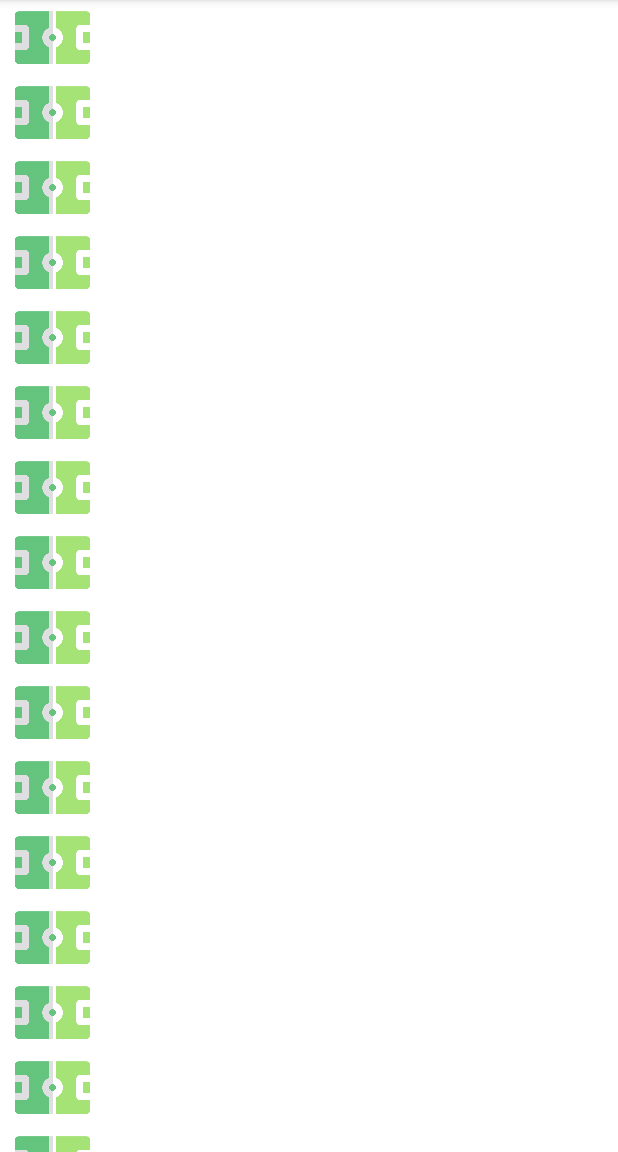
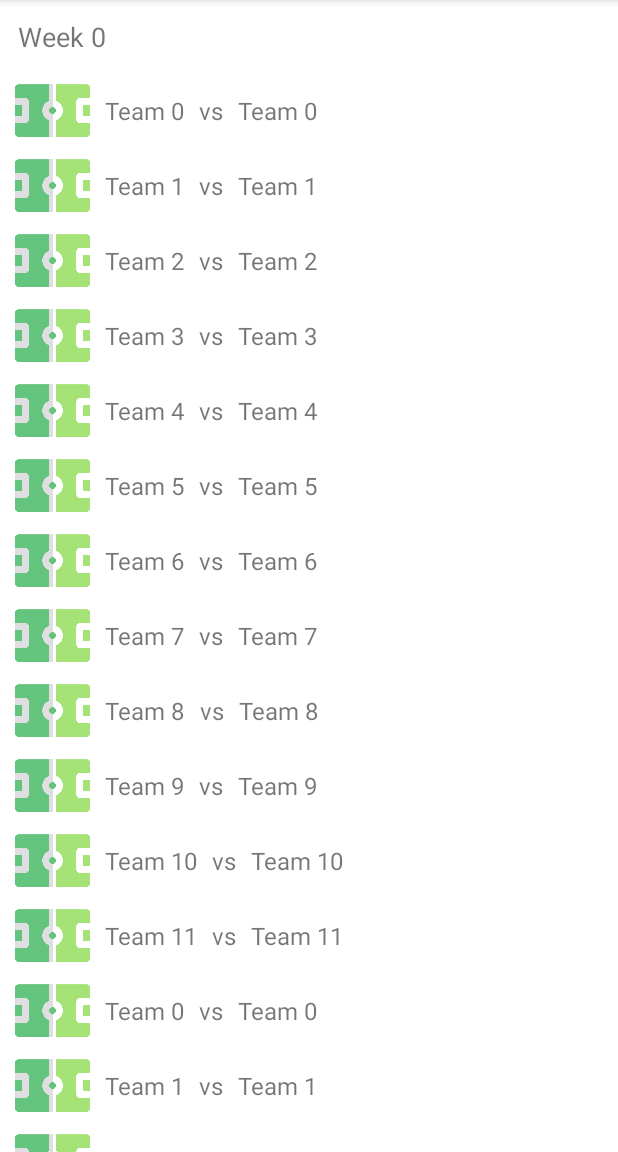
Before and after one commit to canyetismis/202105-HuaweiCaseStudy, an Android app: the FixtureActivity screen opened directly, with no data from a screen before it, on a phone screen of 412 x 824 dp, the part 84-1236 px from its top. Run offline under Robolectric (Android 15) with nearby library versions, the phone set to English and light mode, and no system bars.

Commit message:
Fixed up class and variable names, added titles for fixture weeks

```diff
--- a/app/src/main/java/com/canyetismis/football_app/model/FixtureList.java
+++ /dev/null
@@ -1,19 +0,0 @@
-package com.canyetismis.football_app.model;
-
-import java.util.List;
-
-public class FixtureList {
-    private List<Fixture> list;
-
-    public FixtureList(List<Fixture> list){
-        this.list = list;
-    }
-
-    public List<Fixture> getList() {
-        return list;
-    }
-
-    public void setList(List<Fixture> list) {
-        this.list = list;
-    }
-}
--- /dev/null
+++ b/app/src/main/java/com/canyetismis/football_app/model/FixtureWeek.java
@@ -0,0 +1,29 @@
+package com.canyetismis.football_app.model;
+
+import java.util.List;
+
+public class FixtureWeek {
+    private List<Match> matches;
+    private String weekTitle;
+
+    public FixtureWeek(List<Match> matches, String weekTitle){
+        this.matches = matches;
+        this.weekTitle = weekTitle;
+    }
+
+    public List<Match> getList() {
+        return matches;
+    }
+
+    public void setList(List<Match> list) {
+        this.matches = matches;
+    }
+
+    public String getWeekTitle() {
+        return weekTitle;
+    }
+
+    public void setWeekTitle(String weekTitle) {
+        this.weekTitle = weekTitle;
+    }
+}
--- a/app/src/main/java/com/canyetismis/football_app/model/Fixture.java
+++ b/app/src/main/java/com/canyetismis/football_app/model/Match.java
@@ -1,15 +1,13 @@
 package com.canyetismis.football_app.model;
 
-public class Fixture {
+public class Match {
     private String team1Name;
     private String team2Name;
 
-    public Fixture(String team1Name, String team2Name){
+    public Match(String team1Name, String team2Name){
         this.team1Name = team1Name;
         this.team2Name = team2Name;
     }
-
-    public Fixture(){}
 
     public String getTeam1Name(){
         return team1Name;
--- a/app/src/main/java/com/canyetismis/football_app/model/Team.java
+++ b/app/src/main/java/com/canyetismis/football_app/model/Team.java
@@ -7,8 +7,6 @@ public class Team {
         this.teamName = teamName;
     }
 
-    public Team(){}
-
     public String getTeamName(){
         return teamName;
     }
--- a/app/src/main/java/com/canyetismis/football_app/view/FixtureActivity.java
+++ b/app/src/main/java/com/canyetismis/football_app/view/FixtureActivity.java
@@ -1,22 +1,17 @@
 package com.canyetismis.football_app.view;
 
 import com.canyetismis.football_app.R;
-import com.canyetismis.football_app.model.Fixture;
-import com.canyetismis.football_app.model.FixtureList;
+import com.canyetismis.football_app.model.Match;
+import com.canyetismis.football_app.model.FixtureWeek;
 import com.canyetismis.football_app.model.Team;
 import com.canyetismis.football_app.viewmodel.TeamViewModel;
 
 import androidx.appcompat.app.AppCompatActivity;
-import androidx.lifecycle.Observer;
 import androidx.lifecycle.ViewModelProvider;
-import androidx.recyclerview.widget.LinearLayoutManager;
-import androidx.recyclerview.widget.RecyclerView;
 import androidx.viewpager2.widget.ViewPager2;
 
-import android.content.Intent;
 import android.os.Bundle;
 import android.util.Log;
-import android.view.View;
 
 import java.util.ArrayList;
 import java.util.List;
@@ -25,7 +20,7 @@ public class FixtureActivity extends AppCompatActivity {
     private static final String TAG = "FixtureActivity";
 
     private ViewPager2 pages;
-    private ViewPagerAdapter pageAdapter;
+    private ViewPagerAdapterFixture pageAdapter;
     private TeamViewModel mTeamViewModel;
     private List<Team> teamList = new ArrayList<>();
 
@@ -46,25 +41,26 @@ public class FixtureActivity extends AppCompatActivity {
     }
 
     private void initViewPager(){
-        pages = findViewById(R.id.pages);
-        pageAdapter = new ViewPagerAdapter(makePages());
+        pages = findViewById(R.id.fixture_pages);
+        pageAdapter = new ViewPagerAdapterFixture(makeFixture());
         pages.setAdapter(pageAdapter);
     }
 
-    private List<FixtureList> makePages(){
-        List<FixtureList> fixtureLists = new ArrayList<>();
+    private List<FixtureWeek> makeFixture(){
+        List<FixtureWeek> fixtureWeeks = new ArrayList<>();
         for (int i=0; i<3; i++){
-            fixtureLists.add(new FixtureList(makeFixtures()));
+            fixtureWeeks.add(new FixtureWeek(generateMatches(), "Week " + i));
+            Log.d(TAG, fixtureWeeks.get(i).getWeekTitle());
         }
-        return fixtureLists;
+        return fixtureWeeks;
     }
 
-    private List<Fixture> makeFixtures(){
-        List<Fixture> fixtures = new ArrayList<>();
+    private List<Match> generateMatches(){
+        List<Match> matches = new ArrayList<>();
         for(int i=0; i < teamList.size(); i++ ){
-            fixtures.add(new Fixture(teamList.get(i).getTeamName(), teamList.get(i).getTeamName()));
+            matches.add(new Match(teamList.get(i).getTeamName(), teamList.get(i).getTeamName()));
         }
-        return fixtures;
+        return matches;
     }
 
 }
--- a/app/src/main/java/com/canyetismis/football_app/view/RecyclerViewAdapterFixture.java
+++ b/app/src/main/java/com/canyetismis/football_app/view/RecyclerViewAdapterMatchList.java
@@ -12,38 +12,38 @@ import androidx.annotation.NonNull;
 import androidx.recyclerview.widget.RecyclerView;
 
 import com.canyetismis.football_app.R;
-import com.canyetismis.football_app.model.Fixture;
+import com.canyetismis.football_app.model.Match;
 
 import java.util.List;
 
-public class RecyclerViewAdapterFixture extends RecyclerView.Adapter<RecyclerViewAdapterFixture.ViewHolder> {
-    private static final String TAG = "RecyclerViewAdapterFixture";
+public class RecyclerViewAdapterMatchList extends RecyclerView.Adapter<RecyclerViewAdapterMatchList.ViewHolder> {
+    private static final String TAG = "RecyclerViewAdapterMatchList";
 
-    private final List<Fixture> fixtures;
+    private final List<Match> matches;
 
-    public RecyclerViewAdapterFixture(List<Fixture> fixtures ) {
-        this.fixtures = fixtures;
+    public RecyclerViewAdapterMatchList(List<Match> matches) {
+        this.matches = matches;
     }
 
     @NonNull
     @Override
-    public RecyclerViewAdapterFixture.ViewHolder onCreateViewHolder(@NonNull ViewGroup parent, int viewType) {
-        View view = LayoutInflater.from(parent.getContext()).inflate(R.layout.layout_listitem_fixture, parent, false);
+    public RecyclerViewAdapterMatchList.ViewHolder onCreateViewHolder(@NonNull ViewGroup parent, int viewType) {
+        View view = LayoutInflater.from(parent.getContext()).inflate(R.layout.layout_listitem_match, parent, false);
         return new ViewHolder(view);
     }
 
     @SuppressLint("LongLogTag")
     @Override
-    public void onBindViewHolder(@NonNull RecyclerViewAdapterFixture.ViewHolder holder, int position) {
+    public void onBindViewHolder(@NonNull RecyclerViewAdapterMatchList.ViewHolder holder, int position) {
         Log.d(TAG, "onBindViewHolder: called");
 
-        holder.team1Name.setText(fixtures.get(position).getTeam1Name());
-        holder.team2Name.setText(fixtures.get(position).getTeam2Name());
+        holder.team1Name.setText(matches.get(position).getTeam1Name());
+        holder.team2Name.setText(matches.get(position).getTeam2Name());
     }
 
     @Override
     public int getItemCount() {
-        return fixtures.size();
+        return matches.size();
     }
 
     public static class ViewHolder extends RecyclerView.ViewHolder{
@@ -55,7 +55,7 @@ public class RecyclerViewAdapterFixture extends RecyclerView.Adapter<RecyclerVie
             super(itemView);
             team1Name = itemView.findViewById(R.id.team_1);
             team2Name = itemView.findViewById(R.id.team_2);
-            parentLayout = itemView.findViewById(R.id.parent_layout_f);
+            parentLayout = itemView.findViewById(R.id.parent_layout_match);
         }
     }
 }
--- a/app/src/main/java/com/canyetismis/football_app/view/ViewPagerAdapter.java
+++ /dev/null
@@ -1,68 +0,0 @@
-package com.canyetismis.football_app.view;
-
-import android.util.Log;
-import android.view.LayoutInflater;
-import android.view.View;
-import android.view.ViewGroup;
-
-import androidx.annotation.NonNull;
-import androidx.recyclerview.widget.LinearLayoutManager;
-import androidx.recyclerview.widget.RecyclerView;
-
-import com.canyetismis.football_app.R;
-import com.canyetismis.football_app.model.FixtureList;
-
-import java.util.List;
-
-public class ViewPagerAdapter extends RecyclerView.Adapter<ViewPagerAdapter.ViewHolder> {
-    private static final String TAG = "ViewPagerAdapter";
-
-    private RecyclerView.RecycledViewPool viewPool = new RecyclerView.RecycledViewPool();
-    private final List<FixtureList> pages;
-
-    public ViewPagerAdapter(List<FixtureList> pages){
-        this.pages = pages;
-    }
-
-    @NonNull
-    @Override
-    public ViewHolder onCreateViewHolder(@NonNull ViewGroup parent, int viewType) {
-        View view = LayoutInflater.from(parent.getContext()).inflate(R.layout.fixture_list, parent, false);
-        return new ViewPagerAdapter.ViewHolder(view);
-    }
-
-    @Override
-    public void onBindViewHolder(@NonNull ViewHolder holder, int position) {
-        Log.d(TAG, "onBindViewHolder: called");
-
-        FixtureList fixtureList = pages.get(position);
-
-        LinearLayoutManager layoutManager = new LinearLayoutManager(
-                holder.fixtureList.getContext(),
-                LinearLayoutManager.VERTICAL,
-                false
-        );
-        layoutManager.setInitialPrefetchItemCount(fixtureList.getList().size());
-
-        RecyclerViewAdapterFixture fixtureAdapter = new RecyclerViewAdapterFixture(fixtureList.getList());
-
-        holder.fixtureList.setLayoutManager(layoutManager);
-        holder.fixtureList.setAdapter(fixtureAdapter);
-        holder.fixtureList.setRecycledViewPool(viewPool);
-    }
-
-    @Override
-    public int getItemCount() {
-        return pages.size();
-    }
-
-    public  class ViewHolder extends RecyclerView.ViewHolder{
-        RecyclerView fixtureList;
-
-        public ViewHolder(@NonNull View itemView) {
-            super(itemView);
-            fixtureList = itemView.findViewById(R.id.list);
-
-        }
-    }
-}
--- /dev/null
+++ b/app/src/main/java/com/canyetismis/football_app/view/ViewPagerAdapterFixture.java
@@ -0,0 +1,68 @@
+package com.canyetismis.football_app.view;
+
+import android.util.Log;
+import android.view.LayoutInflater;
+import android.view.View;
+import android.view.ViewGroup;
+import android.widget.TextView;
+
+import androidx.annotation.NonNull;
+import androidx.recyclerview.widget.LinearLayoutManager;
+import androidx.recyclerview.widget.RecyclerView;
+
+import com.canyetismis.football_app.R;
+import com.canyetismis.football_app.model.FixtureWeek;
+
+import java.util.List;
+
+public class ViewPagerAdapterFixture extends RecyclerView.Adapter<ViewPagerAdapterFixture.ViewHolder> {
+    private static final String TAG = "ViewPagerAdapterFixture";
+
+    private RecyclerView.RecycledViewPool viewPool = new RecyclerView.RecycledViewPool();
+    private final List<FixtureWeek> pages;
+
+    public ViewPagerAdapterFixture(List<FixtureWeek> pages){
+        this.pages = pages;
+    }
+
+    @NonNull
+    @Override
+    public ViewHolder onCreateViewHolder(@NonNull ViewGroup parent, int viewType) {
+        View view = LayoutInflater.from(parent.getContext()).inflate(R.layout.match_list, parent, false);
+        return new ViewPagerAdapterFixture.ViewHolder(view);
+    }
+
+    @Override
+    public void onBindViewHolder(@NonNull ViewHolder holder, int position) {
+        Log.d(TAG, "onBindViewHolder: called");
+
+        FixtureWeek fixtureWeek = pages.get(position);
+        Log.d(TAG, fixtureWeek.getWeekTitle());
+        holder.weekTitle.setText(fixtureWeek.getWeekTitle());
+
+        LinearLayoutManager layoutManager = new LinearLayoutManager(holder.matchList.getContext());
+        layoutManager.setInitialPrefetchItemCount(fixtureWeek.getList().size());
+        RecyclerViewAdapterMatchList fixtureAdapter = new RecyclerViewAdapterMatchList(fixtureWeek.getList());
+
+        holder.matchList.setLayoutManager(layoutManager);
+        holder.matchList.setAdapter(fixtureAdapter);
+        holder.matchList.setRecycledViewPool(viewPool);
+    }
+
+    @Override
+    public int getItemCount() {
+        return pages.size();
+    }
+
+    public class ViewHolder extends RecyclerView.ViewHolder{
+        TextView weekTitle;
+        RecyclerView matchList;
+
+        public ViewHolder(@NonNull View itemView) {
+            super(itemView);
+            weekTitle =itemView.findViewById(R.id.week_title);
+            matchList = itemView.findViewById(R.id.match_list);
+
+        }
+    }
+}
--- a/app/src/main/res/layout/activity_fixture.xml
+++ b/app/src/main/res/layout/activity_fixture.xml
@@ -6,14 +6,8 @@
     android:layout_height="match_parent"
     tools:context=".view.FixtureActivity">
 
-    <!--androidx.recyclerview.widget.RecyclerView
-        android:layout_width="match_parent"
-        android:layout_height="match_parent"
-        android:id="@+id/recycler_view_f">
-
-    </androidx.recyclerview.widget.RecyclerView-->
     <androidx.viewpager2.widget.ViewPager2
-        android:id="@+id/pages"
+        android:id="@+id/fixture_pages"
         android:layout_width="match_parent"
         android:layout_height="match_parent" />
 
--- a/app/src/main/res/layout/activity_home.xml
+++ b/app/src/main/res/layout/activity_home.xml
@@ -22,6 +22,6 @@
         android:layout_margin="16dp"
         android:contentDescription="Make Fixtures"
         android:onClick="onFixtureButtonClicked"
-        android:id="@+id/fixture"/>
+        android:id="@+id/fixtureWeek"/>
 
 </RelativeLayout>
--- a/app/src/main/res/layout/fixture_list.xml
+++ /dev/null
@@ -1,15 +0,0 @@
-<?xml version="1.0" encoding="utf-8"?>
-<LinearLayout xmlns:android="http://schemas.android.com/apk/res/android"
-    android:orientation="vertical"
-    android:layout_width="match_parent"
-    android:layout_height="match_parent"
-    android:id="@+id/list_layout">
-
-    <androidx.recyclerview.widget.RecyclerView
-        android:layout_width="match_parent"
-        android:layout_height="match_parent"
-        android:id="@+id/list">
-
-    </androidx.recyclerview.widget.RecyclerView>
-
-</LinearLayout>
--- a/app/src/main/res/layout/layout_listitem_home.xml
+++ b/app/src/main/res/layout/layout_listitem_home.xml
@@ -20,7 +20,6 @@
         android:layout_toEndOf="@+id/thumbnail"
         android:layout_centerVertical="true"
         android:text="Team"
-        android:textColor="@color/white"
         android:textSize="16sp"
         android:id="@+id/team_name"/>
 
--- a/app/src/main/res/layout/layout_listitem_fixture.xml
+++ b/app/src/main/res/layout/layout_listitem_match.xml
@@ -4,7 +4,7 @@
     android:layout_height="wrap_content"
     android:paddingStart="10dp"
     android:paddingEnd="10dp"
-    android:id="@+id/parent_layout_f">
+    android:id="@+id/parent_layout_match">
 
     <ImageView
         android:layout_width="50dp"
@@ -19,7 +19,6 @@
         android:layout_toEndOf="@+id/thumbnail"
         android:layout_centerVertical="true"
         android:text="Team"
-        android:textColor="@color/white"
         android:textSize="16sp"
         android:id="@+id/team_1"/>
 
@@ -30,7 +29,6 @@
         android:layout_toEndOf="@+id/team_1"
         android:layout_centerVertical="true"
         android:text="vs"
-        android:textColor="@color/white"
         android:textSize="16sp"
         android:id="@+id/vs"/>
 
@@ -41,7 +39,6 @@
         android:layout_toEndOf="@+id/vs"
         android:layout_centerVertical="true"
         android:text="Team"
-        android:textColor="@color/white"
         android:textSize="16sp"
         android:id="@+id/team_2"/>
 
--- /dev/null
+++ b/app/src/main/res/layout/match_list.xml
@@ -0,0 +1,24 @@
+<?xml version="1.0" encoding="utf-8"?>
+<RelativeLayout xmlns:android="http://schemas.android.com/apk/res/android"
+    android:layout_width="match_parent"
+    android:layout_height="match_parent"
+    android:id="@+id/list_layout">
+    <LinearLayout
+        android:layout_width="match_parent"
+        android:layout_height="wrap_content"
+        android:orientation="vertical">
+        <TextView
+            android:id="@+id/week_title"
+            android:layout_width="match_parent"
+            android:layout_height="wrap_content"
+            android:padding="12sp"
+            android:textSize="18sp"
+            android:text="Week Title"/>
+        <androidx.recyclerview.widget.RecyclerView
+            android:layout_width="match_parent"
+            android:layout_height="match_parent"
+            android:id="@+id/match_list">
+        </androidx.recyclerview.widget.RecyclerView>
+    </LinearLayout>
+
+</RelativeLayout>
```
